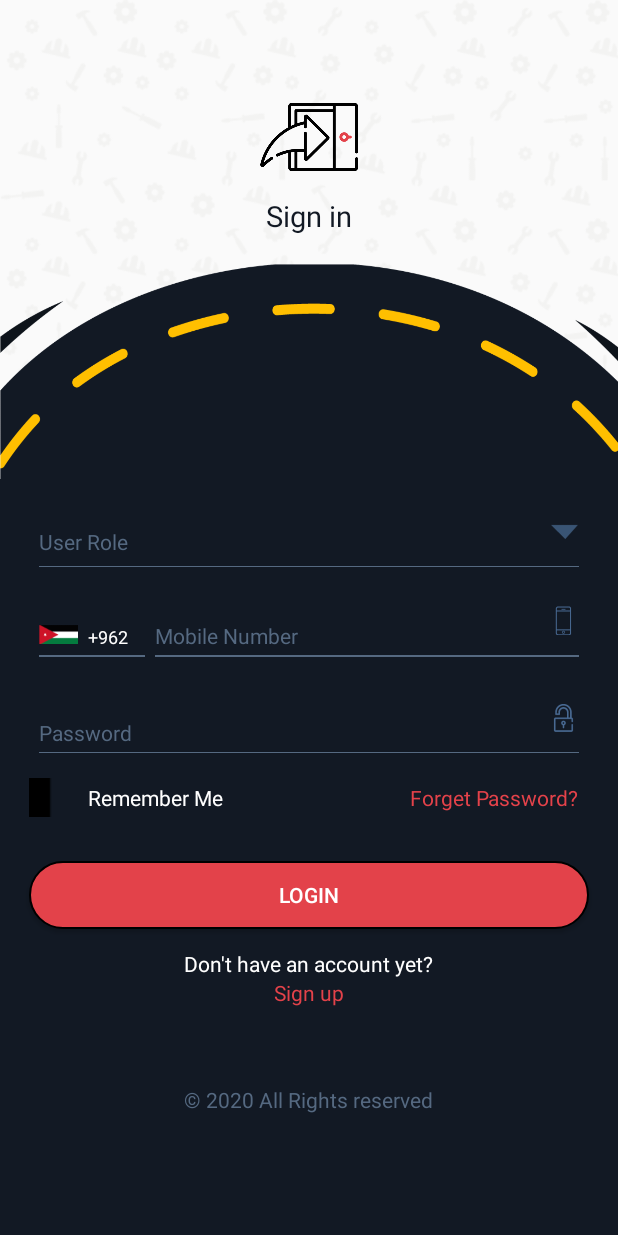
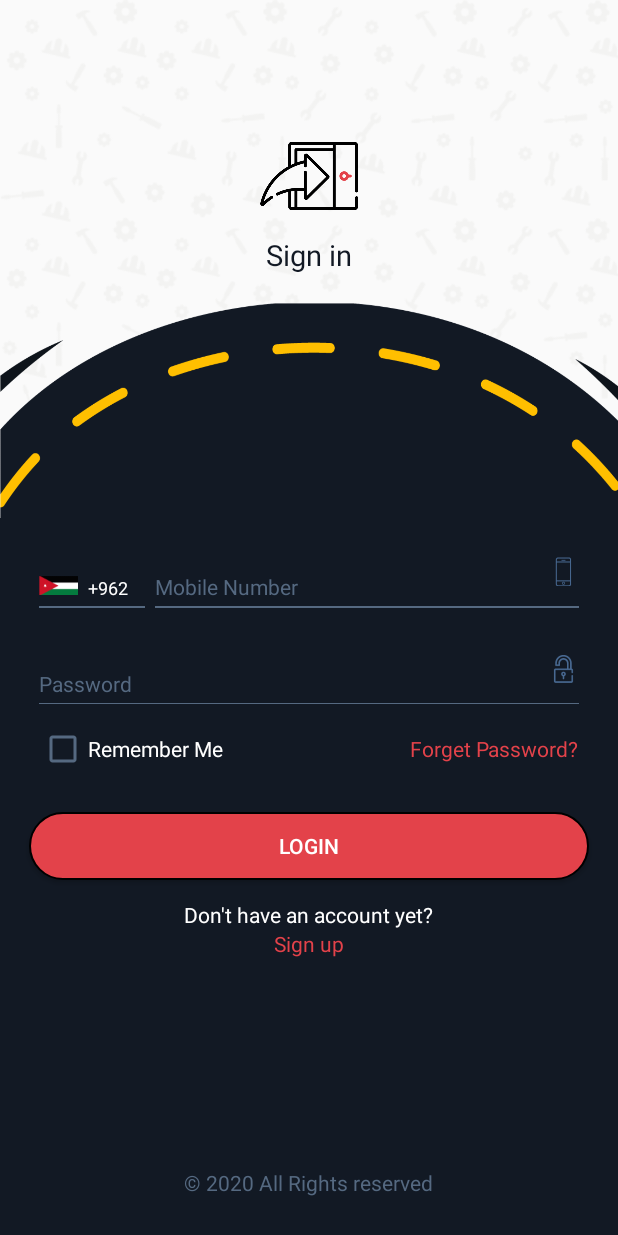
Before and after one commit to AhmadRAbuhussein/Salehni, an Android app: the SignInActivity screen opened directly, with no data from a screen before it, on a phone screen of 412 x 824 dp. Run offline under Robolectric (Android 15) with nearby library versions, the light colour scheme and no system bars; our stand-ins replace sdp/ssp sizes.

Commit message:
until sign in

```diff
--- a/app/src/main/java/com/salehni/salehni/ChooseLanguageActivity.java
+++ b/app/src/main/java/com/salehni/salehni/ChooseLanguageActivity.java
@@ -22,7 +22,7 @@ public class ChooseLanguageActivity extends AppCompatActivity {
         en_Btn.setOnClickListener(new View.OnClickListener() {
             @Override
             public void onClick(View view) {
-                Intent intent = new Intent(ChooseLanguageActivity.this, MobileNumber_activity.class);
+                Intent intent = new Intent(ChooseLanguageActivity.this, SignUpActivity.class);
                 startActivity(intent);
                 finish();
             }
--- a/app/src/main/java/com/salehni/salehni/SignInActivity.java
+++ b/app/src/main/java/com/salehni/salehni/SignInActivity.java
@@ -22,8 +22,7 @@ public class SignInActivity extends AppCompatActivity {
         sign_up_Tv.setOnClickListener(new View.OnClickListener() {
             @Override
             public void onClick(View view) {
-                Intent intent = new Intent(SignInActivity.this, PersonalInfoActivity.class);
-                startActivity(intent);
+
             }
         });
 
--- a/app/src/main/res/drawable/shape_checkbox_selector.xml
+++ b/app/src/main/res/drawable/shape_checkbox_selector.xml
@@ -1,5 +1,5 @@
 <?xml version="1.0" encoding="utf-8"?>
 <selector xmlns:android="http://schemas.android.com/apk/res/android">
-    <item android:drawable="@drawable/checkbox_selected_icon" android:state_checked="true" />
-    <item android:drawable="@drawable/checkbox_unselected_icon" android:state_checked="false" />
+    <item android:state_checked="true" android:drawable="@drawable/checkbox_selected_icon" />
+    <item android:state_checked="false" android:drawable="@drawable/checkbox_unselected_icon" />
 </selector>
--- a/app/src/main/res/layout/activity_sign_in.xml
+++ b/app/src/main/res/layout/activity_sign_in.xml
@@ -10,6 +10,15 @@
         android:layout_width="match_parent"
         android:layout_height="match_parent"
         android:orientation="vertical">
+
+        <CheckBox
+            android:layout_width="@dimen/_20sdp"
+            android:layout_height="@dimen/_20sdp"
+            android:layout_centerVertical="true"
+            android:layout_gravity="center"
+            android:minHeight="0dp"
+            android:minWidth="0dp"
+            android:button="@null" />
 
         <ImageView
             android:layout_width="@dimen/_50sdp"
@@ -40,53 +49,6 @@
             android:layout_height="match_parent"
             android:background="@color/text_on_white_bg"
             android:orientation="vertical">
-
-            <LinearLayout
-                android:layout_width="match_parent"
-                android:layout_height="@dimen/_25sdp"
-                android:layout_marginLeft="@dimen/_20sdp"
-                android:layout_marginTop="@dimen/_20sdp"
-                android:layout_marginRight="@dimen/_20sdp"
-                android:gravity="center"
-                android:orientation="vertical">
-
-                <RelativeLayout
-                    android:layout_width="match_parent"
-                    android:layout_height="wrap_content"
-                    android:orientation="horizontal">
-
-                    <TextView
-                        android:layout_width="match_parent"
-                        android:layout_height="match_parent"
-                        android:layout_centerVertical="true"
-                        android:layout_gravity="center"
-                        android:background="@null"
-                        android:focusable="false"
-                        android:focusableInTouchMode="false"
-                        android:hint="@string/user_role"
-                        android:paddingTop="@dimen/_5sdp"
-                        android:textColor="@color/white"
-                        android:textColorHint="@color/text_on_black_bg"
-                        android:textSize="@dimen/_11ssp" />
-
-                    <ImageView
-                        android:layout_width="@dimen/_15sdp"
-                        android:layout_height="@dimen/_15sdp"
-                        android:layout_alignParentRight="true"
-                        android:layout_centerHorizontal="true"
-                        android:minWidth="0dp"
-                        android:minHeight="0dp"
-                        android:src="@drawable/drop_down" />
-
-                </RelativeLayout>
-
-                <View
-                    android:layout_width="match_parent"
-                    android:layout_height="@dimen/_1sdp"
-                    android:background="@color/text_on_black_bg" />
-
-            </LinearLayout>
-
 
             <LinearLayout
                 android:layout_width="match_parent"
@@ -229,8 +191,8 @@
             <RelativeLayout
                 android:layout_width="match_parent"
                 android:layout_height="wrap_content"
+                android:layout_marginTop="@dimen/_10sdp"
                 android:orientation="horizontal"
-                android:layout_marginTop="@dimen/_10sdp"
                 android:weightSum="100">
 
                 <CheckBox
@@ -239,22 +201,21 @@
                     android:layout_height="@dimen/_20sdp"
                     android:layout_centerVertical="true"
                     android:layout_gravity="center"
-                    android:background="@null"
-                    android:button="@drawable/shape_checkbox_selector"
-                    android:layout_marginLeft="@dimen/_15sdp"
-                    android:layout_marginTop="@dimen/_5sdp" />
+                    android:layout_marginLeft="@dimen/_20sdp"
+                    android:layout_marginTop="@dimen/_5sdp"
+                    android:buttonTint="@color/text_on_black_bg" />
 
                 <TextView
                     android:layout_width="wrap_content"
                     android:layout_height="wrap_content"
-                    android:layout_toRightOf="@+id/remeberMeCheckbox"
                     android:layout_centerVertical="true"
                     android:layout_gravity="center"
-                    android:layout_marginLeft="@dimen/_10sdp"
+                    android:layout_marginLeft="@dimen/_5sdp"
                     android:layout_marginRight="@dimen/_20sdp"
+                    android:layout_toRightOf="@+id/remeberMeCheckbox"
                     android:text="@string/remember_me"
-                    android:textSize="@dimen/_11ssp"
-                    android:textColor="@color/white" />
+                    android:textColor="@color/white"
+                    android:textSize="@dimen/_11ssp" />
 
                 <TextView
                     android:layout_width="wrap_content"
@@ -262,11 +223,11 @@
                     android:layout_alignParentRight="true"
                     android:layout_centerVertical="true"
                     android:layout_gravity="center"
-                    android:textSize="@dimen/_11ssp"
                     android:layout_marginLeft="@dimen/_10sdp"
                     android:layout_marginRight="@dimen/_20sdp"
                     android:text="@string/forget_password"
-                    android:textColor="@color/links_and_buttons" />
+                    android:textColor="@color/links_and_buttons"
+                    android:textSize="@dimen/_11ssp" />
             </RelativeLayout>
 
             <Button
@@ -297,14 +258,20 @@
                 android:text="@string/sign_up"
                 android:textColor="@color/links_and_buttons" />
 
+
+            <RelativeLayout
+                android:layout_width="match_parent"
+                android:layout_height="match_parent">
+
                 <TextView
                     android:layout_width="wrap_content"
                     android:layout_height="wrap_content"
-                android:layout_gravity="center"
-                android:layout_marginTop="@dimen/_40sdp"
+                    android:layout_alignParentBottom="true"
+                    android:layout_centerHorizontal="true"
                     android:layout_marginBottom="@dimen/_20sdp"
                     android:text="@string/all_right_reserved"
                     android:textColor="@color/text_on_black_bg" />
+            </RelativeLayout>
 
         </LinearLayout>
 
```
Also changed, not shown: app/src/main/AndroidManifest.xml (+1 -8 lines), app/src/main/java/com/salehni/salehni/PersonalInfoActivity.java (deleted, +0 -15 lines), app/src/main/java/com/salehni/salehni/SignUpActivity.java (renamed from app/src/main/java/com/salehni/salehni/MobileNumber_activity.java, +6 -6 lines), app/src/main/res/drawable/checked.xml (added, +14 -0 lines), app/src/main/res/drawable/unchecked.xml (added, +14 -0 lines), app/src/main/res/layout/activity_mobile_number.xml (deleted, +0 -177 lines), app/src/main/res/layout/activity_sign_up.xml (renamed from app/src/main/res/layout/activity_personal_info.xml, +2 -42 lines). Lines whose indentation alone changed are shown as unchanged.
